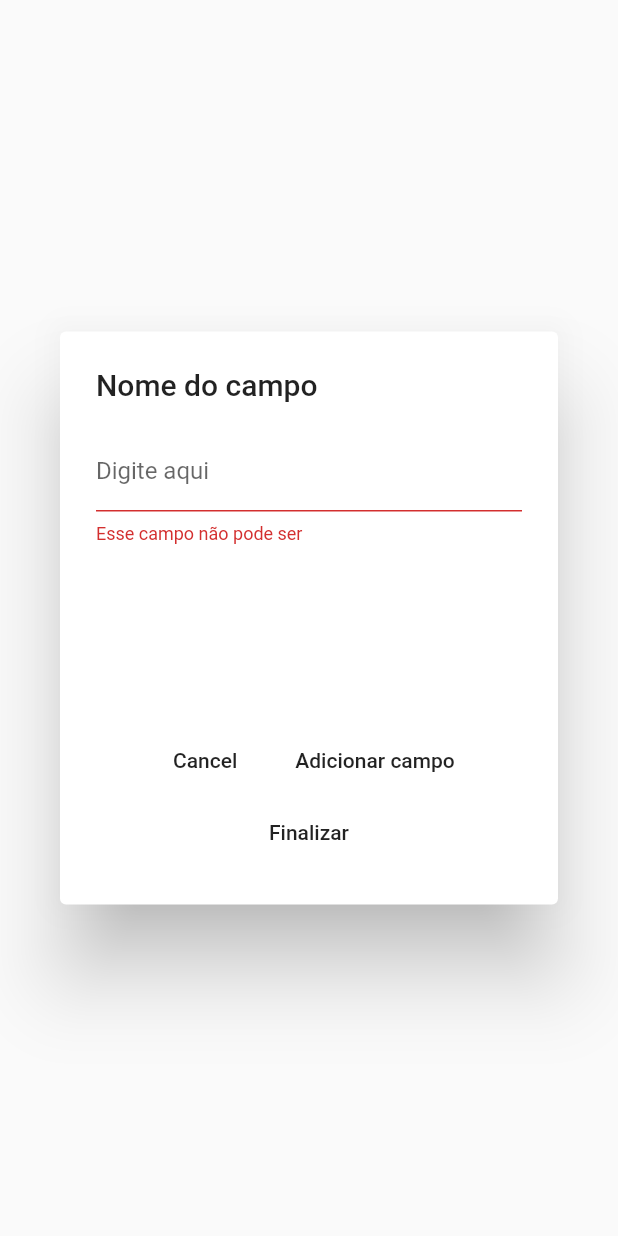
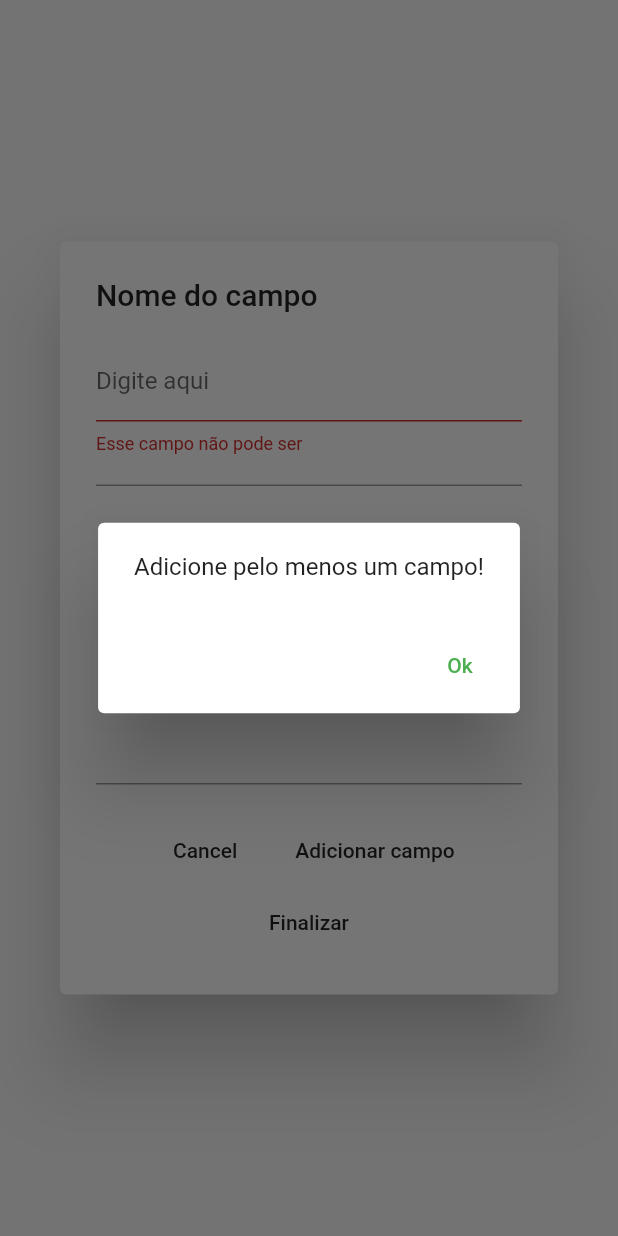
Before and after one commit to ggarber42/tcc-collect-app, a Flutter app: the RadioWidgetFormDialog widget shown alone on an empty page, opened directly, after a tap on "Finalizar", on a phone screen of 412 x 824 dp. Run offline on Flutter 3.47's test engine with Material 2 defaults, Android fonts, the phone set to English and light mode, and no system bars.

Commit message:
feat: radio dummy list item

```diff
--- a/lib/widgets/dialog_widgets/radio_widget_dialog.dart
+++ b/lib/widgets/dialog_widgets/radio_widget_dialog.dart
@@ -1,5 +1,7 @@
+import 'package:collect_app/widgets/dialog_widgets/alert_widget_dialog.dart';
 import 'package:flutter/material.dart';
 
+import '../base_widgets/radio_dummy_item.dart';
 import 'radio_item_dialog.dart';
 
 class RadioWidgetFormDialog extends StatefulWidget {
@@ -20,6 +22,14 @@ class _RadioWidgetFormDialogState extends State<RadioWidgetFormDialog> {
         barrierDismissible: true,
         builder: (BuildContext context) {
           return RadioItemDialog();
+        });
+  }
+
+  _showWarningDialog(BuildContext context) {
+    return showDialog(
+        context: context,
+        builder: (BuildContext context) {
+          return AlertWidgetFormDialog('Adicione pelo menos um campo!');
         });
   }
 
@@ -61,18 +71,25 @@ class _RadioWidgetFormDialogState extends State<RadioWidgetFormDialog> {
               height: 20,
             ),
             Container(
+              padding: EdgeInsets.symmetric(vertical: 15),
+              decoration: BoxDecoration(
+                border: Border.symmetric(
+                  horizontal: BorderSide(color: Colors.grey),
+                ),
+              ),
               width: double.infinity,
-              height: 100,
-              child: ListView.builder(
-                  shrinkWrap: true,
-                  itemCount: _options.length,
-                  itemBuilder: (ctx, index) => Container(
-                        margin: EdgeInsets.symmetric(vertical: 5),
-                        child: Text(
-                          'Item $index: ${_options[index]}',
-                          textAlign: TextAlign.center,
-                        ),
-                      )),
+              height: 200,
+              child: Scrollbar(
+                child: ListView.builder(
+                    shrinkWrap: true,
+                    itemCount: _options.length,
+                    itemBuilder: (ctx, index) => Container(
+                        margin: EdgeInsets.symmetric(vertical: 1.5),
+                        child: RadioDummyItem(_options[index]))),
+              ),
+            ),
+            SizedBox(
+              height: 20,
             ),
             SizedBox(
               width: double.infinity,
@@ -89,7 +106,11 @@ class _RadioWidgetFormDialogState extends State<RadioWidgetFormDialog> {
                   ),
                   FlatButton(
                     onPressed: () {
-                      if (_formKey.currentState!.validate()) {
+                      if (_options.length == 0) {
+                        _showWarningDialog(context);
+                      }
+                      if (_formKey.currentState!.validate() &&
+                          _options.length > 0) {
                         return Navigator.pop(
                             context, _textEditingController.value.text);
                       }
```
